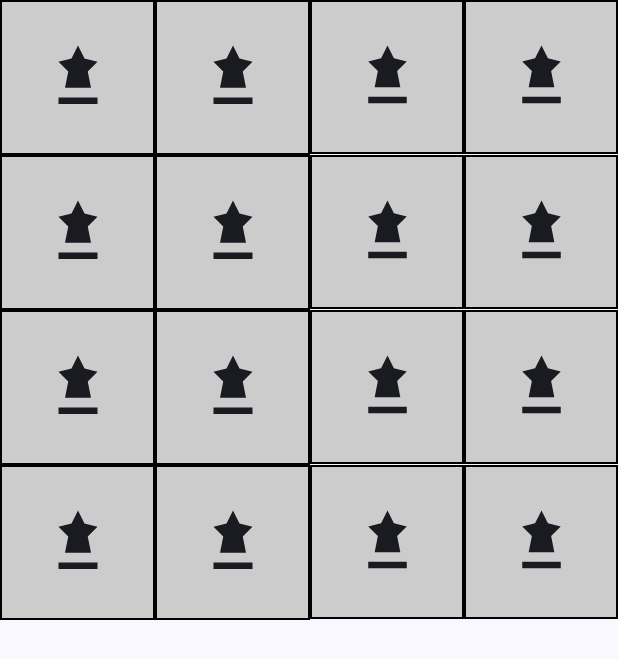
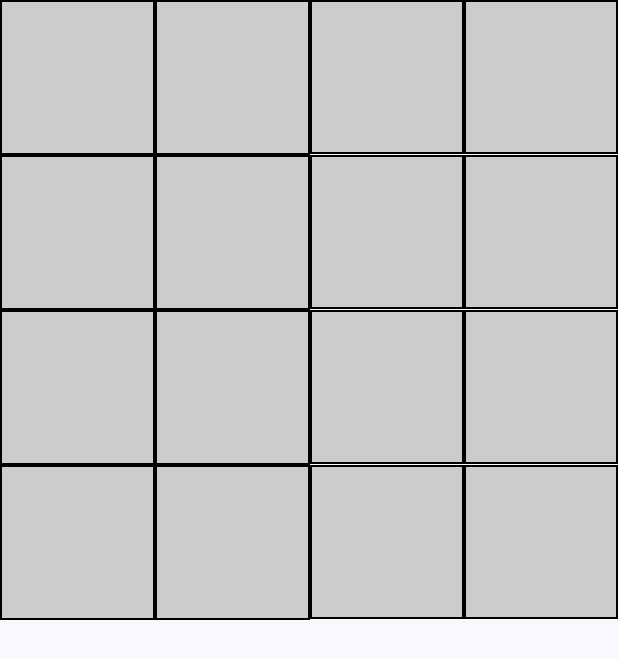
Before and after one commit to Jose-Parente/compose_test1, an Android app built with Jetpack Compose: the screen it shows after launch (MainActivity), on a phone screen of 412 x 824 dp. Shown: the top 659 px of the screen. Run offline under Robolectric (Android 15) with nearby library versions, the phone set to English and light mode, and no system bars.

Commit message:
Add icons

```diff
--- a/app/src/main/java/com/parentej/nquens1/engine/games/QueensBoardGame.kt
+++ b/app/src/main/java/com/parentej/nquens1/engine/games/QueensBoardGame.kt
@@ -11,6 +11,8 @@ class QueensBoardGame(private val size: Int) : BoardGame {
   private val board = Array(size) { BooleanArray(size) }
 
   override fun togglePosition(x: Int, y: Int) {
+    board[y][x] = !board[y][x]
+
     val inc = if (board[y][x]) 1 else -1
     cols[x] += inc
     rows[y] += inc
@@ -20,9 +22,10 @@ class QueensBoardGame(private val size: Int) : BoardGame {
   override fun getAllSquares(): Array<Array<SquareDetail>> {
     return Array(size) { y ->
       Array(size) { x ->
+        val targetCount = if (board[y][x]) 1 else 0
         SquareDetail(
           hasPiece = board[y][x],
-          isTargeted = cols[x] > 1 || rows[y] > 1
+          isTargeted = cols[x] > targetCount || rows[y] > targetCount
         )
       }
     }
--- a/app/src/main/java/com/parentej/nquens1/presentation/BoardScreen.kt
+++ b/app/src/main/java/com/parentej/nquens1/presentation/BoardScreen.kt
@@ -2,63 +2,77 @@ package com.parentej.nquens1.presentation
 
 import androidx.compose.foundation.background
 import androidx.compose.foundation.border
+import androidx.compose.foundation.clickable
 import androidx.compose.foundation.layout.Box
 import androidx.compose.foundation.layout.aspectRatio
 import androidx.compose.foundation.layout.fillMaxSize
 import androidx.compose.foundation.lazy.grid.GridCells
 import androidx.compose.foundation.lazy.grid.LazyVerticalGrid
-import androidx.compose.foundation.lazy.grid.items
-import androidx.compose.material.icons.Icons
-import androidx.compose.material.icons.filled.Notifications
 import androidx.compose.material3.Icon
-import androidx.compose.material3.Text
 import androidx.compose.runtime.Composable
 import androidx.compose.ui.Alignment
 import androidx.compose.ui.Modifier
 import androidx.compose.ui.graphics.Color
-import androidx.compose.ui.text.style.TextAlign
 import androidx.compose.ui.tooling.preview.Preview
 import androidx.compose.ui.unit.dp
 import androidx.lifecycle.compose.collectAsStateWithLifecycle
 import com.parentej.nquens1.domain.model.SquareDetail
-import com.parentej.nquens1.ui.icons.QueenIcon
+import com.parentej.nquens1.ui.icons.Icons
 
 @Composable
 fun BoardScreen(modifier: Modifier = Modifier, viewModel: BoardViewModel) {
   val uiState = viewModel.uiState.collectAsStateWithLifecycle()
-  Board(modifier = modifier, board = uiState.value.board)
+  Board(modifier = modifier, board = uiState.value.board) { x, y ->
+    viewModel.togglePosition(x, y)
+  }
 }
 
 @Composable
-fun Board(modifier: Modifier = Modifier, board: Array<Array<SquareDetail>>) {
+fun Board(
+  modifier: Modifier = Modifier,
+  board: Array<Array<SquareDetail>>,
+  onClick: (x: Int, y: Int) -> Unit
+) {
   val flatList = board.flatten()
   if (flatList.isEmpty()) return
 
-  LazyVerticalGrid(modifier = modifier, columns = GridCells.Fixed(board[0].size)) {
-    items(flatList.size /*key = { idx -> flatList[idx] }*/) {
+  val pieceIcon = Icons.Queen
+  val targetedIcon = Icons.Circle
+
+  val boardSize = board[0].size
+  LazyVerticalGrid(modifier = modifier, columns = GridCells.Fixed(boardSize)) {
+    items(flatList.size /*key = { idx -> flatList[idx] }*/) { idx ->
+      val square = flatList[idx]
       Box(
         modifier = Modifier
           .aspectRatio(1f)
-          .background(Color.LightGray)
-          .border(1.dp, Color.Black),
+          .background(square.getBackgroundColor())
+          .border(1.dp, Color.Black)
+          .clickable { onClick(idx % boardSize, idx / boardSize) },
         contentAlignment = Alignment.Center
       ) {
-        Icon(
-          modifier = Modifier.fillMaxSize(0.50f),
-          imageVector = QueenIcon, contentDescription = null
-        )
+        if (square.hasPiece) {
+          Icon(
+            modifier = Modifier.fillMaxSize(0.50f),
+            tint = if (square.isTargeted) Color.Red else Color.Black,
+            imageVector = Icons.Queen,
+            contentDescription = null
+//          imageVector = androidx.compose.material.icons.Icons.Filled.AccountCircle, contentDescription = null
+          )
+        } else if (square.isTargeted) {
+          Icon(
+            modifier = Modifier.fillMaxSize(0.2f),
+            imageVector = Icons.Circle,
+            contentDescription = null
+          )
+        }
       }
-//      Text(
-//        modifier = Modifier
-//          .aspectRatio(1f)
-//          .background(Color.LightGray)
-//          .border(1.dp, Color.Black).al(Alignment.CenterVertically),
-//        textAlign = TextAlign.Center,
-//        text = "A"
-//      )
     }
   }
 }
+
+fun SquareDetail.getBackgroundColor(): Color = if (isTargeted) Color.Yellow else Color.LightGray
+
 
 @Preview
 @Composable
@@ -66,10 +80,9 @@ fun BoardScreenPreview() {
   Board(board = Array(4) {
     arrayOf(
       SquareDetail(
-        hasPiece = true,
-        isTargeted = false
+        hasPiece = true, isTargeted = false
       ),
 
       )
-  })
+  }) { _, _ -> }
 }
--- a/app/src/main/java/com/parentej/nquens1/presentation/BoardViewModel.kt
+++ b/app/src/main/java/com/parentej/nquens1/presentation/BoardViewModel.kt
@@ -6,6 +6,7 @@ import androidx.lifecycle.ViewModelProvider
 import androidx.lifecycle.createSavedStateHandle
 import androidx.lifecycle.viewmodel.initializer
 import androidx.lifecycle.viewmodel.viewModelFactory
+import com.parentej.nquens1.domain.model.BoardGame
 import com.parentej.nquens1.domain.model.PieceType
 import com.parentej.nquens1.domain.usecase.CreateBoardUseCase
 import com.parentej.nquens1.engine.factory.BoardGameFactoryImpl
@@ -14,15 +15,22 @@ import kotlinx.coroutines.flow.StateFlow
 import kotlinx.coroutines.flow.update
 
 class BoardViewModel(
-  val savedStateHandle: SavedStateHandle,
-  val createBoardUseCase: CreateBoardUseCase
+  private val savedStateHandle: SavedStateHandle,
+  private val createBoardUseCase: CreateBoardUseCase
 ) : ViewModel() {
+  private lateinit var gameEngine: BoardGame
+
   private val _uiState = MutableStateFlow(BoardUiState(board = emptyArray(), pieceType = PieceType.QUEEN))
   val uiState: StateFlow<BoardUiState> = _uiState
 
+  fun togglePosition(x: Int, y: Int) {
+    gameEngine.togglePosition(x, y)
+    _uiState.update { it.copy(board = gameEngine.getAllSquares()) }
+  }
+
 
   private fun createGame() {
-    val gameEngine = createBoardUseCase(PieceType.QUEEN, 4)
+    gameEngine = createBoardUseCase(PieceType.QUEEN, 4)
     _uiState.update { it.copy(board = gameEngine.getAllSquares()) }
   }
 
--- /dev/null
+++ b/app/src/main/java/com/parentej/nquens1/ui/icons/Icons.kt
@@ -0,0 +1,58 @@
+package com.parentej.nquens1.ui.icons
+
+import androidx.compose.material.icons.materialIcon
+import androidx.compose.material.icons.materialPath
+import androidx.compose.ui.graphics.vector.ImageVector
+import androidx.compose.ui.unit.dp
+
+object Icons {
+  val Queen: ImageVector
+    get() {
+      if (queenIcon != null) return queenIcon!!
+      queenIcon = ImageVector.Builder(
+        name = "QueenIcon", defaultWidth = 24.dp, defaultHeight = 24.dp,
+        viewportWidth = 24f, viewportHeight = 24f,
+      ).materialPath {
+        // Simplified queen shape: a crown-like structure + base
+        moveTo(12f, 2f)
+        lineTo(14f, 6f)
+        lineTo(18f, 7f)
+        lineTo(15f, 10f)
+        lineTo(16f, 15f)
+        horizontalLineTo(8f)
+        lineTo(9f, 10f)
+        lineTo(6f, 7f)
+        lineTo(10f, 6f)
+        close()
+
+        moveTo(6f, 18f)
+        horizontalLineTo(18f)
+        verticalLineTo(20f)
+        horizontalLineTo(6f)
+        close()
+      }.build()
+      return queenIcon!!
+    }
+
+
+  val Circle: ImageVector
+    get() {
+      if (filledCircle != null) return filledCircle!!
+      filledCircle = materialIcon(name = "CircleIcon") {
+        materialPath {
+          // Draw a filled circle
+//        moveTo(12f, 12f)  // Start center
+          moveTo(12.0f, 2.0f)
+          curveTo(6.48f, 2.0f, 2.0f, 6.48f, 2.0f, 12.0f)
+          reflectiveCurveToRelative(4.48f, 10.0f, 10.0f, 10.0f)
+          reflectiveCurveToRelative(10.0f, -4.48f, 10.0f, -10.0f)
+          reflectiveCurveTo(17.52f, 2.0f, 12.0f, 2.0f)
+          close()
+        }
+      }
+      return filledCircle!!
+    }
+
+  private var queenIcon: ImageVector? = null
+  private var filledCircle: ImageVector? = null
+}
--- a/app/src/main/java/com/parentej/nquens1/ui/icons/Queen.kt
+++ /dev/null
@@ -1,35 +0,0 @@
-package com.parentej.nquens1.ui.icons
-
-import androidx.compose.material.icons.materialPath
-import androidx.compose.ui.graphics.vector.ImageVector
-import androidx.compose.ui.unit.dp
-
-val QueenIcon: ImageVector
-  get() {
-    if (queenIcon != null) return queenIcon!!
-    queenIcon = ImageVector.Builder(
-      name = "QueenIcon", defaultWidth = 24.dp, defaultHeight = 24.dp,
-      viewportWidth = 24f, viewportHeight = 24f,
-    ).materialPath {
-      // Simplified queen shape: a crown-like structure + base
-      moveTo(12f, 2f)
-      lineTo(14f, 6f)
-      lineTo(18f, 7f)
-      lineTo(15f, 10f)
-      lineTo(16f, 15f)
-      horizontalLineTo(8f)
-      lineTo(9f, 10f)
-      lineTo(6f, 7f)
-      lineTo(10f, 6f)
-      close()
-
-      moveTo(6f, 18f)
-      horizontalLineTo(18f)
-      verticalLineTo(20f)
-      horizontalLineTo(6f)
-      close()
-    }.build()
-    return queenIcon!!
-  }
-
-private var queenIcon: ImageVector? = null
```
